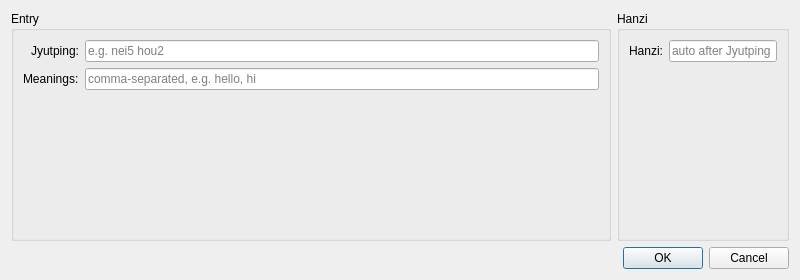
Old version of the form ui/add_item.ui in the repository brownidj/learn_canto_0-1.
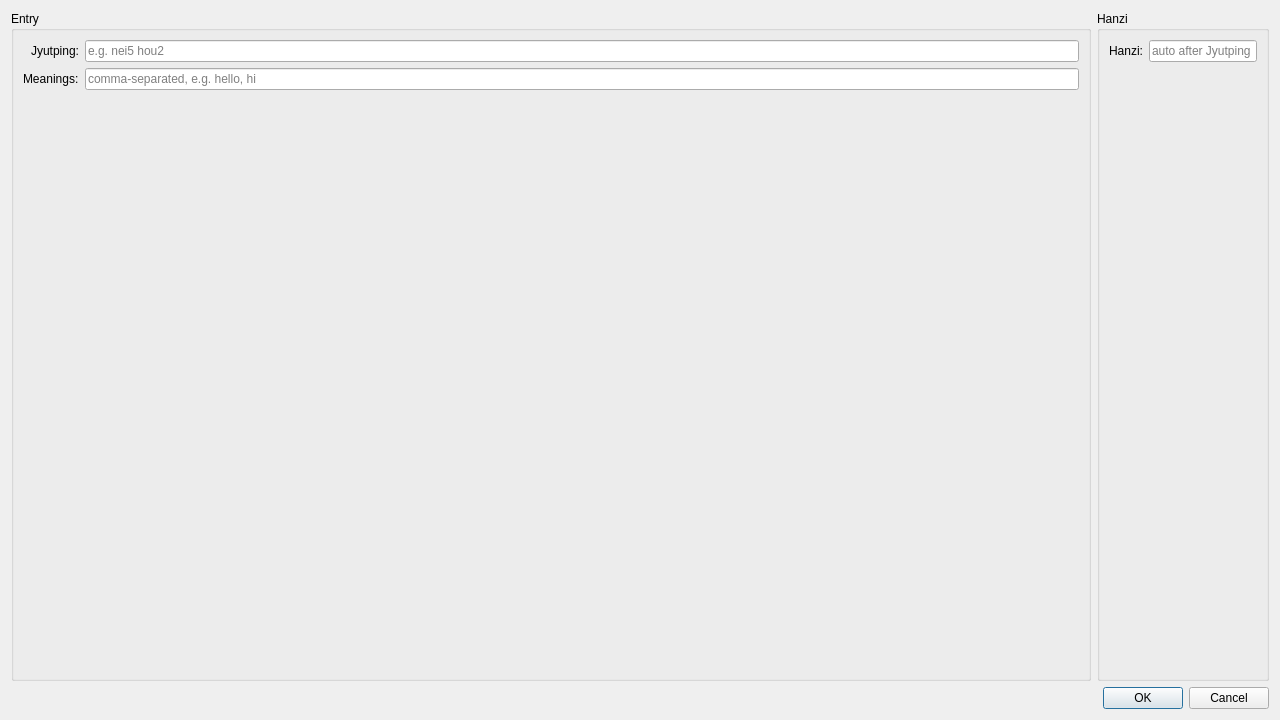
New version of the form.

```diff
--- a/ui/add_item.ui
+++ b/ui/add_item.ui
@@ -6,8 +6,8 @@
             <rect>
                 <x>0</x>
                 <y>0</y>
-                <width>800</width>
-                <height>280</height>
+                <width>1280</width>
+                <height>720</height>
             </rect>
         </property>
         <property name="minimumSize">
```
